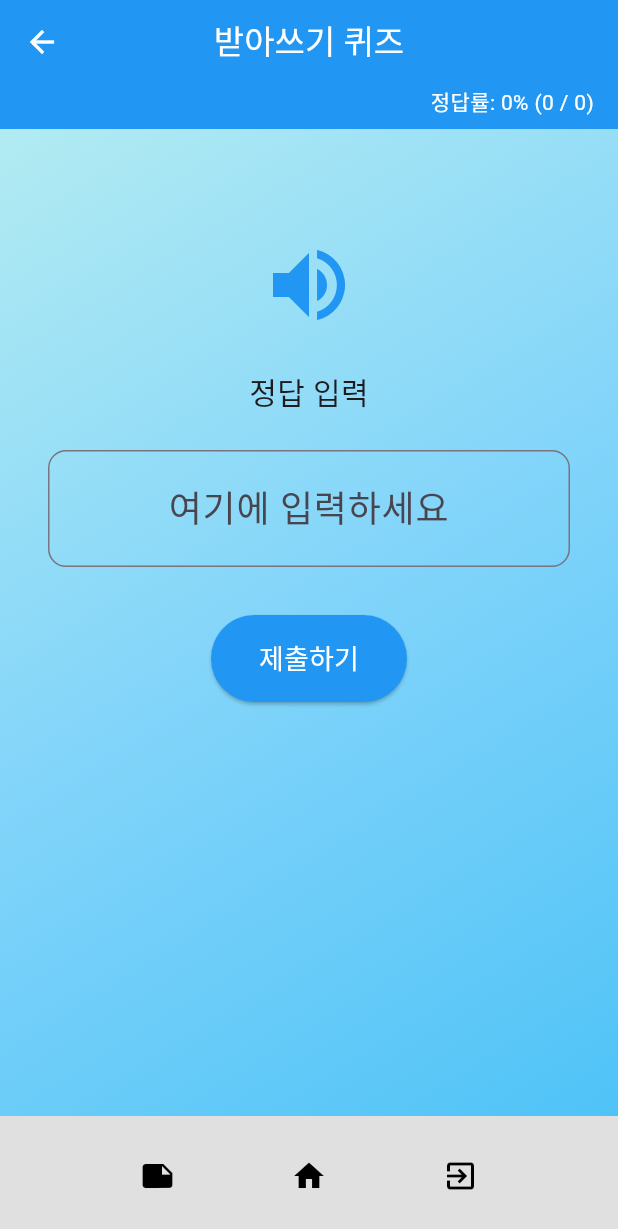
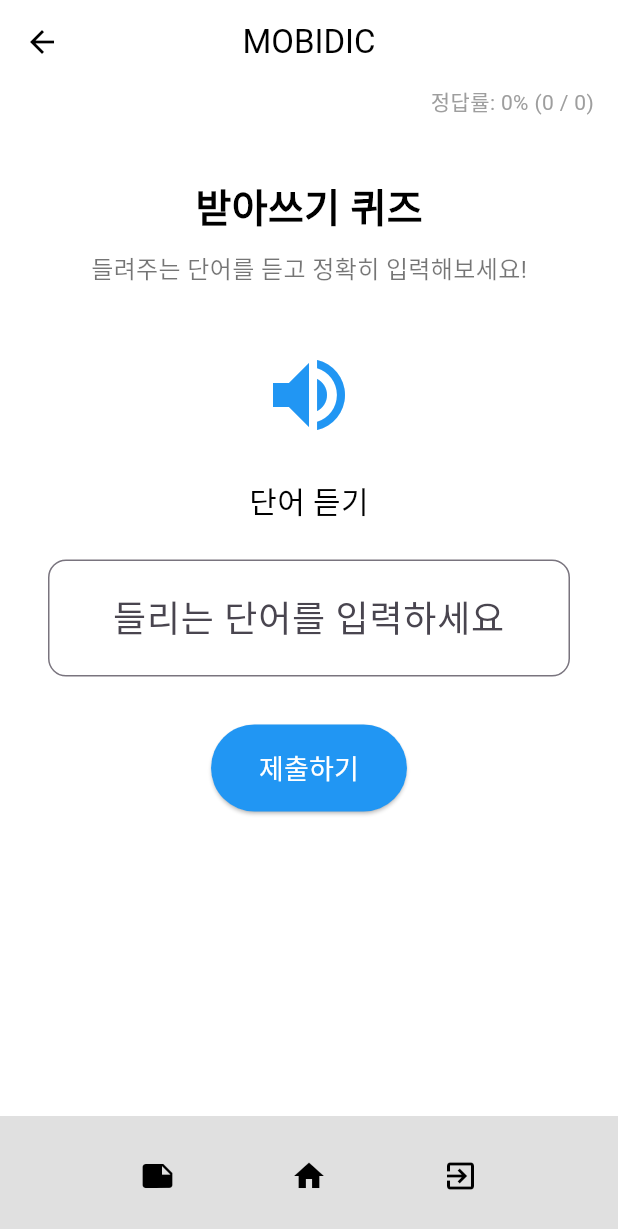
Before and after one commit to kthowns/mobile-dictionary, a Flutter app: the DictationQuizPage screen opened by its route, on a phone screen of 412 x 824 dp. Shown: the top 1229 px of the screen. Run offline on Flutter 3.47's test engine with Material 3 defaults, Android fonts, the light colour scheme and no system bars.

Commit message:
fix: 받아쓰기 퀴즈 UI 통일 - 상단에 어플 이름 삽입 - 퀴즈 부연설명 삽입 - 가독성 위해 배경 흰색 설정

```diff
--- a/mobidic_flutter/lib/Dictation.dart
+++ b/mobidic_flutter/lib/Dictation.dart
@@ -50,11 +50,23 @@ class _DictationQuizPageState extends State<DictationQuizPage> {
   }
 
   void _showCompletionDialog() {
+    int wrongCount = totalCount - correctCount;
+    double percent =
+    totalCount == 0 ? 0 : (correctCount / totalCount) * 100;
+
     showDialog(
       context: context,
       builder: (_) => AlertDialog(
         title: const Text("🎉 퀴즈 완료!"),
-        content: Text("총 정답률: ${_getAccuracyText()}"),
+        content: Column(
+          mainAxisSize: MainAxisSize.min,
+          children: [
+            Text("총 문제 수: $totalCount"),
+            Text("정답 수: $correctCount"),
+            Text("오답 수: $wrongCount"),
+            Text("정답률: ${percent.toStringAsFixed(1)}%"),
+          ],
+        ),
         actions: [
           TextButton(
             onPressed: () => Navigator.pop(context),
@@ -80,11 +92,13 @@ class _DictationQuizPageState extends State<DictationQuizPage> {
   @override
   Widget build(BuildContext context) {
     return Scaffold(
+      backgroundColor: Colors.white, // 흰 배경
       appBar: AppBar(
-        title: const Text('받아쓰기 퀴즈'),
-        backgroundColor: Colors.blue,
-        foregroundColor: Colors.white,
+        title: const Text('MOBIDIC'),
+        backgroundColor: Colors.white,
+        foregroundColor: Colors.black,
         centerTitle: true,
+        elevation: 0,
         bottom: PreferredSize(
           preferredSize: const Size.fromHeight(30),
           child: Padding(
@@ -93,41 +107,44 @@ class _DictationQuizPageState extends State<DictationQuizPage> {
               alignment: Alignment.centerRight,
               child: Text(
                 '정답률: ${_getAccuracyText()}',
-                style: const TextStyle(color: Colors.white, fontSize: 14),
+                style: const TextStyle(color: Colors.grey, fontSize: 14),
               ),
             ),
           ),
         ),
       ),
-      body: Container(
-        width: double.infinity,
-        height: double.infinity,
-        decoration: const BoxDecoration(
-          gradient: LinearGradient(
-            colors: [
-              Color(0xFFb2ebf2),
-              Color(0xFF81d4fa),
-              Color(0xFF4fc3f7),
-            ],
-            begin: Alignment.topLeft,
-            end: Alignment.bottomRight,
-          ),
-        ),
-        child: Padding(
+      body: Padding(
         padding: const EdgeInsets.all(32.0),
         child: Column(
           children: [
+            const Center(
+              child: Text(
+                '받아쓰기 퀴즈',
+                style: TextStyle(
+                  fontSize: 26,
+                  fontWeight: FontWeight.bold,
+                  color: Colors.black,
+                ),
+              ),
+            ),
+            const SizedBox(height: 10),
+            const Center(
+              child: Text(
+                '들려주는 단어를 듣고 정확히 입력해보세요!',
+                style: TextStyle(fontSize: 16, color: Colors.black54),
+              ),
+            ),
             const SizedBox(height: 40),
             const Icon(Icons.volume_up, size: 64, color: Colors.blue),
             const SizedBox(height: 24),
-              const Text('정답 입력', style: TextStyle(fontSize: 20)),
+            const Text('단어 듣기', style: TextStyle(fontSize: 20, color: Colors.black)),
             const SizedBox(height: 24),
             TextField(
               controller: _controller,
               textAlign: TextAlign.center,
-                style: const TextStyle(fontSize: 24),
+              style: const TextStyle(fontSize: 24, color: Colors.black),
               decoration: InputDecoration(
-                  hintText: '여기에 입력하세요',
+                hintText: '들리는 단어를 입력하세요',
                 contentPadding: const EdgeInsets.symmetric(vertical: 20),
                 border: OutlineInputBorder(
                   borderRadius: BorderRadius.circular(12),
@@ -140,8 +157,7 @@ class _DictationQuizPageState extends State<DictationQuizPage> {
               onPressed: _checkAnswer,
               style: ElevatedButton.styleFrom(
                 backgroundColor: Colors.blue,
-                  padding:
-                  const EdgeInsets.symmetric(horizontal: 32, vertical: 16),
+                padding: const EdgeInsets.symmetric(horizontal: 32, vertical: 16),
               ),
               child: const Text(
                 "제출하기",
@@ -149,7 +165,6 @@ class _DictationQuizPageState extends State<DictationQuizPage> {
               ),
             ),
           ],
-          ),
         ),
       ),
       bottomNavigationBar: BottomAppBar(
```
Lines whose indentation alone changed are shown as unchanged.
